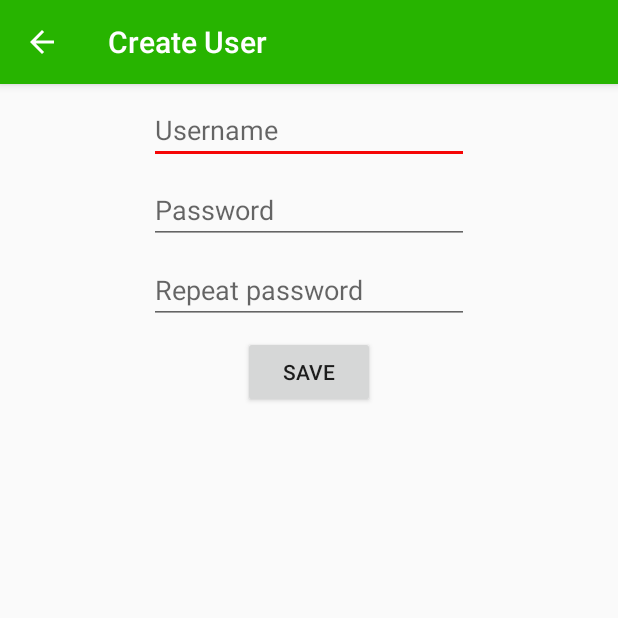
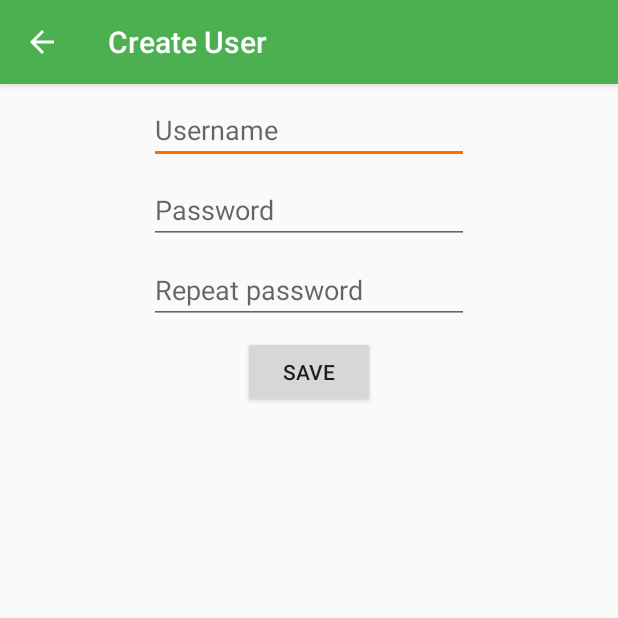
Before and after one commit to Magnleik/Or_i_en_t-ring_app, an Android app: the screen it shows after launch (CreateUserActivity), after a tap on "CREATE NEW", on a phone screen of 412 x 824 dp, the top half of it. Run offline under Robolectric (Android 15) with nearby library versions, the phone set to English and light mode, and no system bars; our stand-ins replace Room's generated code, RxJava; 1 other tap on this screen came first.

Commit message:
Cleaned up list elements and colors

```diff
--- a/TRing/app/src/main/res/values/colors.xml
+++ b/TRing/app/src/main/res/values/colors.xml
@@ -1,7 +1,8 @@
 <?xml version="1.0" encoding="utf-8"?>
 <resources>
-    <color name="colorPrimary">#27b400</color>
-    <color name="colorPrimaryDark">#44a22d</color>
-    <color name="colorAccent">#f50606</color>
+    <color name="colorPrimaryLight">#c8e6c9</color>
+    <color name="colorPrimary">#4caf50</color>
+    <color name="colorPrimaryDark">#388e3c</color>
+    <color name="colorAccent">#ff6d00</color>
     <color name="colorBackground">#0c74cf</color>
 </resources>
```
Also changed, not shown: TRing/app/src/main/res/layout/list_item_event.xml (+5 -5 lines).
